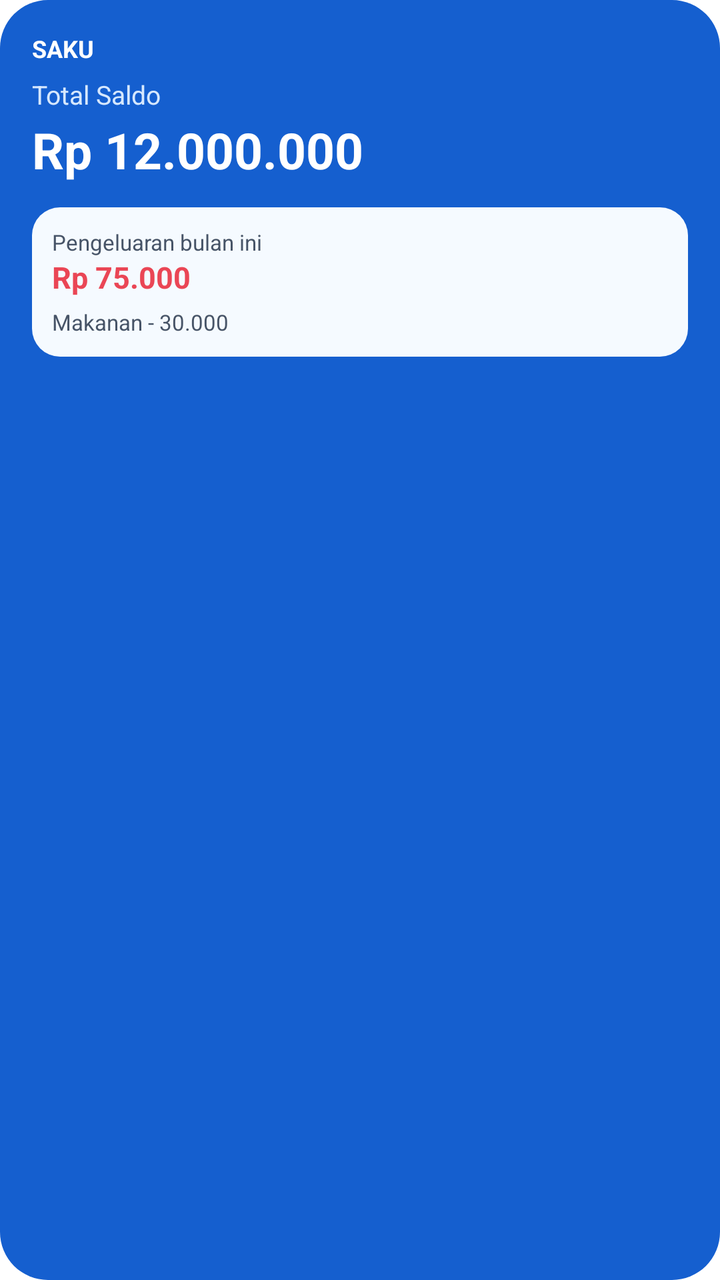
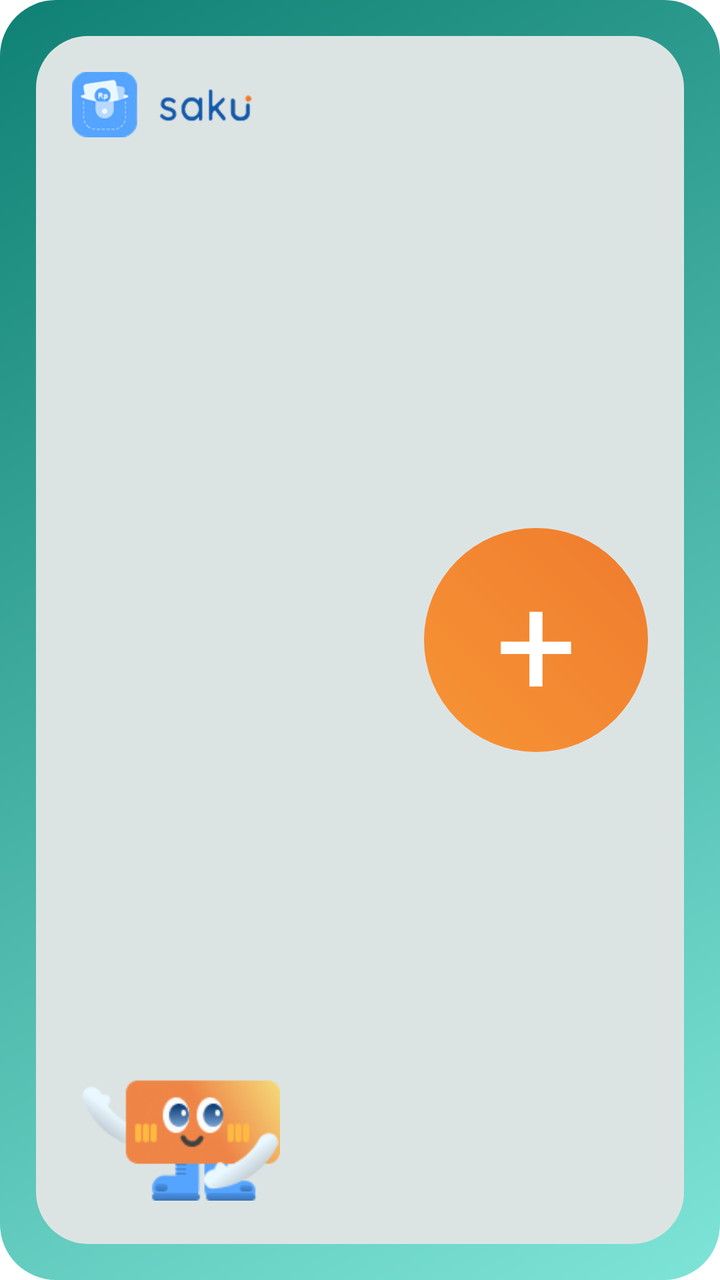

The first picture is an Android layout as it rendered before a commit; the second is the same layout after the commit. The layout source and the unified diff follow.
<!-- AndroidManifest.xml: fallback theme Theme.MaterialComponents.DayNight.NoActionBar -->
<!-- res/layout/saku_summary_widget.xml -->
<?xml version="1.0" encoding="utf-8"?>
<LinearLayout xmlns:android="http://schemas.android.com/apk/res/android"
    android:id="@+id/saku_widget_container"
    android:layout_width="match_parent"
    android:layout_height="match_parent"
    android:layout_margin="8dp"
    android:background="@drawable/saku_widget_background"
    android:orientation="vertical"
    android:padding="16dp">

    <TextView
        android:layout_width="wrap_content"
        android:layout_height="wrap_content"
        android:text="SAKU"
        android:textColor="#FFFFFF"
        android:textSize="12sp"
        android:textStyle="bold" />

    <TextView
        android:layout_width="wrap_content"
        android:layout_height="wrap_content"
        android:layout_marginTop="6dp"
        android:text="Total Saldo"
        android:textColor="#D6E8FF"
        android:textSize="13sp" />

    <TextView
        android:id="@+id/saku_widget_balance"
        android:layout_width="wrap_content"
        android:layout_height="wrap_content"
        android:layout_marginTop="2dp"
        android:text="Rp 12.000.000"
        android:textColor="#FFFFFF"
        android:textSize="25sp"
        android:textStyle="bold" />

    <LinearLayout
        android:layout_width="match_parent"
        android:layout_height="wrap_content"
        android:layout_marginTop="12dp"
        android:background="@drawable/saku_widget_detail_background"
        android:orientation="vertical"
        android:padding="10dp">

        <TextView
            android:layout_width="wrap_content"
            android:layout_height="wrap_content"
            android:text="Pengeluaran bulan ini"
            android:textColor="#475467"
            android:textSize="11sp" />

        <TextView
            android:id="@+id/saku_widget_expense"
            android:layout_width="wrap_content"
            android:layout_height="wrap_content"
            android:text="Rp 75.000"
            android:textColor="#EA4655"
            android:textSize="15sp"
            android:textStyle="bold" />

        <TextView
            android:id="@+id/saku_widget_latest"
            android:layout_width="match_parent"
            android:layout_height="wrap_content"
            android:layout_marginTop="5dp"
            android:ellipsize="end"
            android:maxLines="1"
            android:text="Makanan - 30.000"
            android:textColor="#475467"
            android:textSize="11sp" />
    </LinearLayout>

</LinearLayout>
<!-- resources referenced by this layout -->
<resources>
  <!-- drawable saku_widget_background (drawable) -->
  <?xml version="1.0" encoding="utf-8"?>
  <shape xmlns:android="http://schemas.android.com/apk/res/android">
      <solid android:color="#155FCF" />
      <corners android:radius="24dp" />
      <padding
          android:bottom="0dp"
          android:left="0dp"
          android:right="0dp"
          android:top="0dp" />
  </shape>
  <!-- drawable saku_widget_detail_background (drawable) -->
  <?xml version="1.0" encoding="utf-8"?>
  <shape xmlns:android="http://schemas.android.com/apk/res/android">
      <solid android:color="#F5FAFF" />
      <corners android:radius="14dp" />
  </shape>
</resources>

<!-- the commit's change to res/layout/saku_summary_widget.xml (unified diff, before → after) -->
@@ -1,73 +1,48 @@
 <?xml version="1.0" encoding="utf-8"?>
-<LinearLayout xmlns:android="http://schemas.android.com/apk/res/android"
+<FrameLayout xmlns:android="http://schemas.android.com/apk/res/android"
     android:id="@+id/saku_widget_container"
     android:layout_width="match_parent"
     android:layout_height="match_parent"
     android:layout_margin="8dp"
     android:background="@drawable/saku_widget_background"
-    android:orientation="vertical"
-    android:padding="16dp">
+    android:padding="18dp">
 
-    <TextView
-        android:layout_width="wrap_content"
-        android:layout_height="wrap_content"
-        android:text="SAKU"
-        android:textColor="#FFFFFF"
-        android:textSize="12sp"
-        android:textStyle="bold" />
+    <FrameLayout
+        android:layout_width="match_parent"
+        android:layout_height="match_parent"
+        android:background="@drawable/saku_widget_card_background"
+        android:padding="18dp">
 
-    <TextView
-        android:layout_width="wrap_content"
-        android:layout_height="wrap_content"
-        android:layout_marginTop="6dp"
-        android:text="Total Saldo"
-        android:textColor="#D6E8FF"
-        android:textSize="13sp" />
+        <ImageView
+            android:id="@+id/saku_widget_logo"
+            android:layout_width="90dp"
+            android:layout_height="34dp"
+            android:layout_gravity="top|start"
+            android:adjustViewBounds="true"
+            android:contentDescription="@string/app_name"
+            android:scaleType="fitStart"
+            android:src="@drawable/saku_widget_logo" />
 
-    <TextView
-        android:id="@+id/saku_widget_balance"
-        android:layout_width="wrap_content"
-        android:layout_height="wrap_content"
-        android:layout_marginTop="2dp"
-        android:text="Rp 12.000.000"
-        android:textColor="#FFFFFF"
-        android:textSize="25sp"
-        android:textStyle="bold" />
-
-    <LinearLayout
-        android:layout_width="match_parent"
-        android:layout_height="wrap_content"
-        android:layout_marginTop="12dp"
-        android:background="@drawable/saku_widget_detail_background"
-        android:orientation="vertical"
-        android:padding="10dp">
+        <ImageView
+            android:id="@+id/saku_widget_mascot"
+            android:layout_width="104dp"
+            android:layout_height="72dp"
+            android:layout_gravity="bottom|start"
+            android:adjustViewBounds="true"
+            android:contentDescription="@string/saku_widget_description"
+            android:scaleType="fitCenter"
+            android:src="@drawable/saku_widget_mascot" />
 
         <TextView
-            android:layout_width="wrap_content"
-            android:layout_height="wrap_content"
-            android:text="Pengeluaran bulan ini"
-            android:textColor="#475467"
-            android:textSize="11sp" />
-
-        <TextView
-            android:id="@+id/saku_widget_expense"
-            android:layout_width="wrap_content"
-            android:layout_height="wrap_content"
-            android:text="Rp 75.000"
-            android:textColor="#EA4655"
-            android:textSize="15sp"
-            android:textStyle="bold" />
-
-        <TextView
-            android:id="@+id/saku_widget_latest"
-            android:layout_width="match_parent"
-            android:layout_height="wrap_content"
-            android:layout_marginTop="5dp"
-            android:ellipsize="end"
-            android:maxLines="1"
-            android:text="Makanan - 30.000"
-            android:textColor="#475467"
-            android:textSize="11sp" />
-    </LinearLayout>
-
-</LinearLayout>
+            android:id="@+id/saku_widget_plus"
+            android:layout_width="112dp"
+            android:layout_height="112dp"
+            android:layout_gravity="center|end"
+            android:background="@drawable/saku_widget_plus_background"
+            android:gravity="center"
+            android:text="+"
+            android:textColor="#FFFFFF"
+            android:textSize="72sp"
+            android:textStyle="normal" />
+    </FrameLayout>
+</FrameLayout>
<!-- resource entries referenced after the edit -->
@@ -3,19 +3,37 @@
   <!-- drawable saku_widget_background (drawable) -->
   <?xml version="1.0" encoding="utf-8"?>
   <shape xmlns:android="http://schemas.android.com/apk/res/android">
-      <solid android:color="#155FCF" />
-      <corners android:radius="24dp" />
+      <gradient
+          android:angle="135"
+          android:endColor="#0F8174"
+          android:startColor="#7FE4D8"
+          android:type="linear" />
+      <corners android:radius="28dp" />
       <padding
           android:bottom="0dp"
           android:left="0dp"
           android:right="0dp"
           android:top="0dp" />
   </shape>
-  <!-- drawable saku_widget_detail_background (drawable) -->
+  <!-- drawable saku_widget_card_background (drawable) -->
   <?xml version="1.0" encoding="utf-8"?>
   <shape xmlns:android="http://schemas.android.com/apk/res/android">
-      <solid android:color="#F5FAFF" />
-      <corners android:radius="14dp" />
+      <solid android:color="#DCE4E3" />
+      <corners android:radius="26dp" />
   </shape>
+  <!-- drawable saku_widget_logo: png bitmap (drawable, 7462 bytes) -->
+  <!-- drawable saku_widget_mascot: png bitmap (drawable, 10038 bytes) -->
+  <!-- drawable saku_widget_plus_background (drawable) -->
+  <?xml version="1.0" encoding="utf-8"?>
+  <shape xmlns:android="http://schemas.android.com/apk/res/android"
+      android:shape="oval">
+      <gradient
+          android:angle="45"
+          android:endColor="#EF7C2E"
+          android:startColor="#F79435"
+          android:type="linear" />
+  </shape>
+  <string name="app_name">Saku</string>
+  <string name="saku_widget_description">Shortcut untuk membuka halaman tambah catatan.</string>
 </resources>
 
